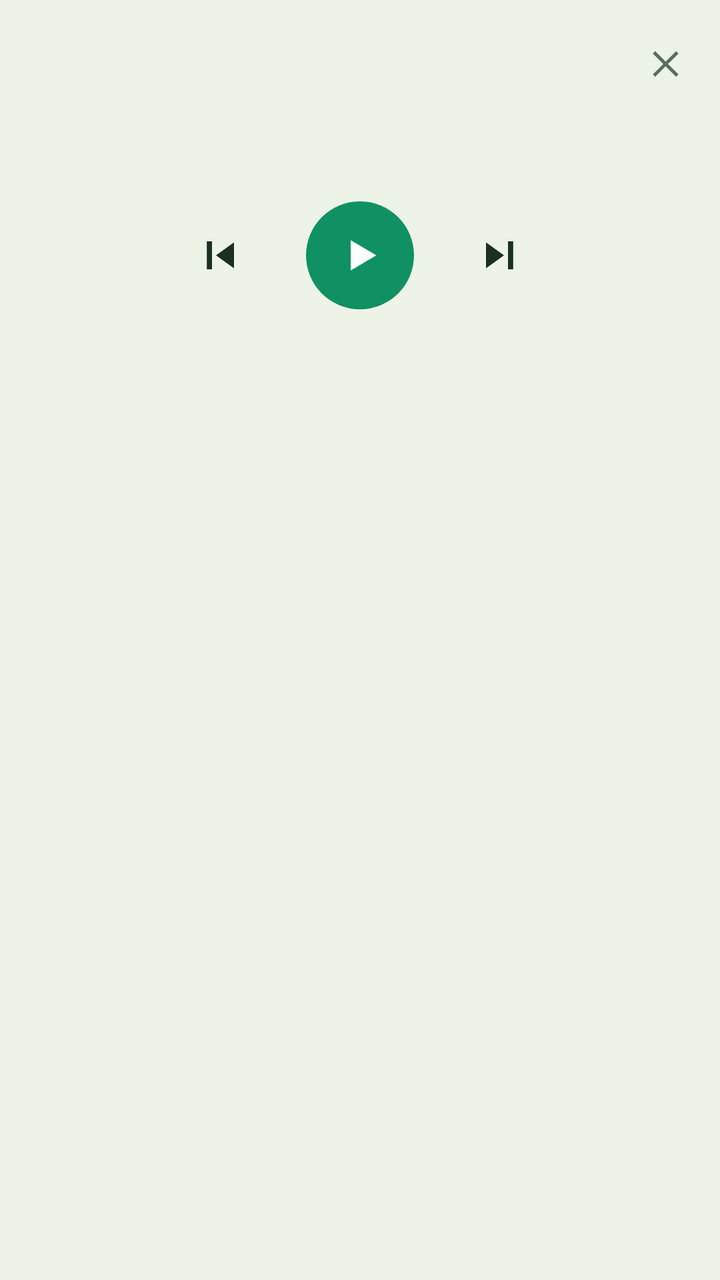
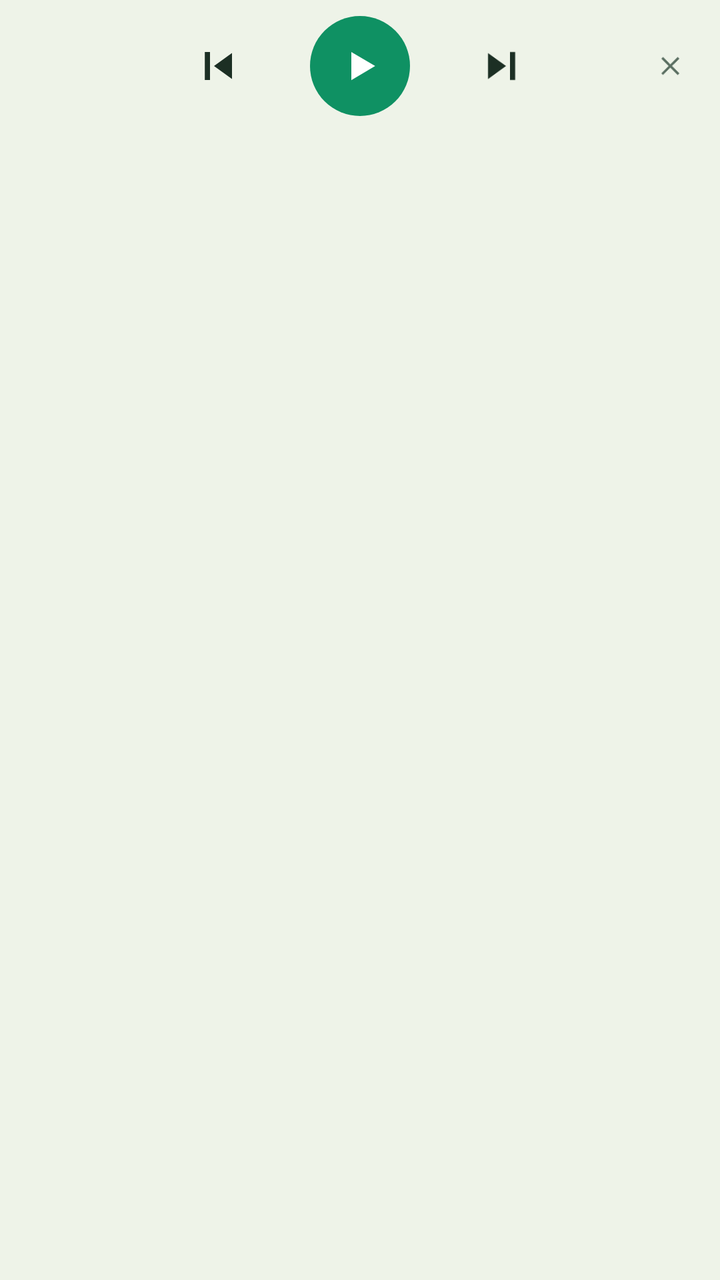

Compare the two renders of this Android layout. The source of the first and the diff that turns it into the second are given below.
<!-- AndroidManifest.xml: application theme AppTheme -->
<!-- res/layout/notification_player.xml -->
<?xml version="1.0" encoding="utf-8"?>
<LinearLayout xmlns:android="http://schemas.android.com/apk/res/android"
    android:id="@+id/notif_root"
    android:layout_width="match_parent"
    android:layout_height="wrap_content"
    android:orientation="vertical"
    android:background="#EEF3E8"
    android:paddingTop="10dp"
    android:paddingBottom="8dp">

    
    <LinearLayout
        android:layout_width="match_parent"
        android:layout_height="wrap_content"
        android:orientation="horizontal"
        android:gravity="center_vertical"
        android:paddingStart="12dp"
        android:paddingEnd="10dp">

        <ImageView
            android:id="@+id/notif_thumb"
            android:layout_width="44dp"
            android:layout_height="44dp"
            android:scaleType="centerCrop"
            android:contentDescription="@null" />

        <LinearLayout
            android:layout_width="0dp"
            android:layout_height="wrap_content"
            android:layout_weight="1"
            android:orientation="vertical"
            android:paddingStart="10dp"
            android:paddingEnd="6dp">

            <TextView
                android:id="@+id/notif_title"
                android:layout_width="match_parent"
                android:layout_height="wrap_content"
                android:maxLines="1"
                android:ellipsize="end"
                android:textColor="#1C2F24"
                android:textSize="14sp"
                android:textStyle="bold" />

            <TextView
                android:id="@+id/notif_artist"
                android:layout_width="match_parent"
                android:layout_height="wrap_content"
                android:maxLines="1"
                android:ellipsize="end"
                android:textColor="#5A6E61"
                android:textSize="12sp" />
        </LinearLayout>

        <ImageView
            android:id="@+id/notif_close"
            android:layout_width="32dp"
            android:layout_height="32dp"
            android:padding="6dp"
            android:src="@drawable/ic_notif_close"
            android:tint="#5A6E61"
            android:contentDescription="Band karein" />
    </LinearLayout>

    
    <FrameLayout
        android:layout_width="match_parent"
        android:layout_height="22dp"
        android:layout_marginTop="5dp"
        android:layout_marginStart="14dp"
        android:layout_marginEnd="14dp">

        
        <ImageView
            android:id="@+id/notif_seek_static"
            android:layout_width="match_parent"
            android:layout_height="match_parent"
            android:scaleType="fitXY"
            android:visibility="gone"
            android:contentDescription="@null" />

        
        <ViewFlipper
            android:id="@+id/notif_flip"
            android:layout_width="match_parent"
            android:layout_height="match_parent"
            android:autoStart="true"
            android:flipInterval="140"
            android:inAnimation="@null"
            android:outAnimation="@null">

            <ImageView
                android:id="@+id/notif_seek_a"
                android:layout_width="match_parent"
                android:layout_height="match_parent"
                android:scaleType="fitXY"
                android:contentDescription="@null" />

            <ImageView
                android:id="@+id/notif_seek_b"
                android:layout_width="match_parent"
                android:layout_height="match_parent"
                android:scaleType="fitXY"
                android:contentDescription="@null" />

            <ImageView
                android:id="@+id/notif_seek_c"
                android:layout_width="match_parent"
                android:layout_height="match_parent"
                android:scaleType="fitXY"
                android:contentDescription="@null" />
        </ViewFlipper>
    </FrameLayout>

    
    <LinearLayout
        android:layout_width="match_parent"
        android:layout_height="wrap_content"
        android:orientation="horizontal"
        android:layout_marginTop="2dp"
        android:paddingStart="16dp"
        android:paddingEnd="16dp">

        <TextView
            android:id="@+id/notif_pos"
            android:layout_width="0dp"
            android:layout_height="wrap_content"
            android:layout_weight="1"
            android:textColor="#5A6E61"
            android:textSize="10sp" />

        <TextView
            android:id="@+id/notif_dur"
            android:layout_width="wrap_content"
            android:layout_height="wrap_content"
            android:textColor="#5A6E61"
            android:textSize="10sp" />
    </LinearLayout>

    
    <LinearLayout
        android:layout_width="match_parent"
        android:layout_height="wrap_content"
        android:orientation="horizontal"
        android:gravity="center"
        android:layout_marginTop="4dp">

        <ImageView
            android:id="@+id/notif_prev"
            android:layout_width="46dp"
            android:layout_height="46dp"
            android:padding="11dp"
            android:src="@drawable/ic_notif_prev"
            android:tint="#1C2F24"
            android:contentDescription="Pichla kalam" />

        <ImageView
            android:id="@+id/notif_toggle"
            android:layout_width="54dp"
            android:layout_height="54dp"
            android:padding="13dp"
            android:layout_marginStart="20dp"
            android:layout_marginEnd="20dp"
            android:src="@drawable/ic_notif_play"
            android:tint="#FFFFFF"
            android:background="@drawable/notif_toggle_bg"
            android:contentDescription="Play / Pause" />

        <ImageView
            android:id="@+id/notif_next"
            android:layout_width="46dp"
            android:layout_height="46dp"
            android:padding="11dp"
            android:src="@drawable/ic_notif_next"
            android:tint="#1C2F24"
            android:contentDescription="Agla kalam" />
    </LinearLayout>
</LinearLayout>
<!-- resources referenced by this layout -->
<resources>
  <!-- drawable ic_notif_close (drawable) -->
  <?xml version="1.0" encoding="utf-8"?>
  <vector xmlns:android="http://schemas.android.com/apk/res/android"
      android:width="24dp"
      android:height="24dp"
      android:viewportWidth="24"
      android:viewportHeight="24">
      <path
          android:fillColor="#FFFFFFFF"
          android:pathData="M18.3,5.71L12,12L18.3,18.29L16.89,19.7L10.59,13.41L4.3,19.7L2.89,18.29L9.18,12L2.89,5.71L4.3,4.29L10.59,10.59L16.89,4.29Z" />
  </vector>
  <!-- drawable ic_notif_next (drawable) -->
  <?xml version="1.0" encoding="utf-8"?>
  <vector xmlns:android="http://schemas.android.com/apk/res/android"
      android:width="24dp"
      android:height="24dp"
      android:viewportWidth="24"
      android:viewportHeight="24">
      <path
          android:fillColor="#FFFFFFFF"
          android:pathData="M5,5.5L14,12L5,18.5Z" />
      <path
          android:fillColor="#FFFFFFFF"
          android:pathData="M16,5H18.6V19H16Z" />
  </vector>
  <!-- drawable ic_notif_play (drawable) -->
  <?xml version="1.0" encoding="utf-8"?>
  <vector xmlns:android="http://schemas.android.com/apk/res/android"
      android:width="24dp"
      android:height="24dp"
      android:viewportWidth="24"
      android:viewportHeight="24">
      <path
          android:fillColor="#FFFFFFFF"
          android:pathData="M8,5.5L8,18.5L19,12Z" />
  </vector>
  <!-- drawable ic_notif_prev (drawable) -->
  <?xml version="1.0" encoding="utf-8"?>
  <vector xmlns:android="http://schemas.android.com/apk/res/android"
      android:width="24dp"
      android:height="24dp"
      android:viewportWidth="24"
      android:viewportHeight="24">
      <path
          android:fillColor="#FFFFFFFF"
          android:pathData="M19,5.5L10,12L19,18.5Z" />
      <path
          android:fillColor="#FFFFFFFF"
          android:pathData="M5.4,5H8V19H5.4Z" />
  </vector>
  <!-- drawable notif_toggle_bg (drawable) -->
  <?xml version="1.0" encoding="utf-8"?>
  <shape xmlns:android="http://schemas.android.com/apk/res/android"
      android:shape="oval">
      <solid android:color="#0F9163" />
  </shape>
  <style name="AppTheme" parent="Theme.AppCompat.Light.DarkActionBar">
          
          <item name="colorPrimary">@color/colorPrimary</item>
          <item name="colorPrimaryDark">@color/colorPrimaryDark</item>
          <item name="colorAccent">@color/colorAccent</item>
      </style>
</resources>

<!-- the commit's change to res/layout/notification_player.xml (unified diff, before → after) -->
@@ -5,174 +5,90 @@
     android:layout_height="wrap_content"
     android:orientation="vertical"
     android:background="#EEF3E8"
-    android:paddingTop="10dp"
-    android:paddingBottom="8dp">
+    android:paddingTop="8dp"
+    android:paddingBottom="10dp">
 
     
-    <LinearLayout
+    <FrameLayout
         android:layout_width="match_parent"
-        android:layout_height="wrap_content"
-        android:orientation="horizontal"
-        android:gravity="center_vertical"
-        android:paddingStart="12dp"
-        android:paddingEnd="10dp">
-
-        <ImageView
-            android:id="@+id/notif_thumb"
-            android:layout_width="44dp"
-            android:layout_height="44dp"
-            android:scaleType="centerCrop"
-            android:contentDescription="@null" />
+        android:layout_height="wrap_content">
 
         <LinearLayout
-            android:layout_width="0dp"
+            android:layout_width="wrap_content"
             android:layout_height="wrap_content"
-            android:layout_weight="1"
-            android:orientation="vertical"
-            android:paddingStart="10dp"
-            android:paddingEnd="6dp">
+            android:layout_gravity="center_horizontal"
+            android:orientation="horizontal"
+            android:gravity="center_vertical">
 
-            <TextView
-                android:id="@+id/notif_title"
-                android:layout_width="match_parent"
-                android:layout_height="wrap_content"
-                android:maxLines="1"
-                android:ellipsize="end"
-                android:textColor="#1C2F24"
-                android:textSize="14sp"
-                android:textStyle="bold" />
+            <ImageView
+                android:id="@+id/notif_prev"
+                android:layout_width="44dp"
+                android:layout_height="44dp"
+                android:padding="10dp"
+                android:src="@drawable/ic_notif_prev"
+                android:tint="#1C2F24"
+                android:contentDescription="Pichla kalam" />
 
-            <TextView
-                android:id="@+id/notif_artist"
-                android:layout_width="match_parent"
-                android:layout_height="wrap_content"
-                android:maxLines="1"
-                android:ellipsize="end"
-                android:textColor="#5A6E61"
-                android:textSize="12sp" />
+            <ImageView
+                android:id="@+id/notif_toggle"
+                android:layout_width="50dp"
+                android:layout_height="50dp"
+                android:padding="12dp"
+                android:layout_marginStart="24dp"
+                android:layout_marginEnd="24dp"
+                android:src="@drawable/ic_notif_play"
+                android:tint="#FFFFFF"
+                android:background="@drawable/notif_toggle_bg"
+                android:contentDescription="Play / Pause" />
+
+            <ImageView
+                android:id="@+id/notif_next"
+                android:layout_width="44dp"
+                android:layout_height="44dp"
+                android:padding="10dp"
+                android:src="@drawable/ic_notif_next"
+                android:tint="#1C2F24"
+                android:contentDescription="Agla kalam" />
         </LinearLayout>
 
         <ImageView
             android:id="@+id/notif_close"
-            android:layout_width="32dp"
-            android:layout_height="32dp"
-            android:padding="6dp"
+            android:layout_width="28dp"
+            android:layout_height="28dp"
+            android:layout_gravity="end|center_vertical"
+            android:layout_marginEnd="10dp"
+            android:padding="7dp"
             android:src="@drawable/ic_notif_close"
             android:tint="#5A6E61"
             android:contentDescription="Band karein" />
-    </LinearLayout>
-
-    
-    <FrameLayout
-        android:layout_width="match_parent"
-        android:layout_height="22dp"
-        android:layout_marginTop="5dp"
-        android:layout_marginStart="14dp"
-        android:layout_marginEnd="14dp">
-
-        
-        <ImageView
-            android:id="@+id/notif_seek_static"
-            android:layout_width="match_parent"
-            android:layout_height="match_parent"
-            android:scaleType="fitXY"
-            android:visibility="gone"
-            android:contentDescription="@null" />
-
-        
-        <ViewFlipper
-            android:id="@+id/notif_flip"
-            android:layout_width="match_parent"
-            android:layout_height="match_parent"
-            android:autoStart="true"
-            android:flipInterval="140"
-            android:inAnimation="@null"
-            android:outAnimation="@null">
-
-            <ImageView
-                android:id="@+id/notif_seek_a"
-                android:layout_width="match_parent"
-                android:layout_height="match_parent"
-                android:scaleType="fitXY"
-                android:contentDescription="@null" />
-
-            <ImageView
-                android:id="@+id/notif_seek_b"
-                android:layout_width="match_parent"
-                android:layout_height="match_parent"
-                android:scaleType="fitXY"
-                android:contentDescription="@null" />
-
-            <ImageView
-                android:id="@+id/notif_seek_c"
-                android:layout_width="match_parent"
-                android:layout_height="match_parent"
-                android:scaleType="fitXY"
-                android:contentDescription="@null" />
-        </ViewFlipper>
     </FrameLayout>
 
     
-    <LinearLayout
+    <TextView
+        android:id="@+id/notif_title"
         android:layout_width="match_parent"
         android:layout_height="wrap_content"
-        android:orientation="horizontal"
-        android:layout_marginTop="2dp"
-        android:paddingStart="16dp"
-        android:paddingEnd="16dp">
-
-        <TextView
-            android:id="@+id/notif_pos"
-            android:layout_width="0dp"
-            android:layout_height="wrap_content"
-            android:layout_weight="1"
-            android:textColor="#5A6E61"
-            android:textSize="10sp" />
-
-        <TextView
-            android:id="@+id/notif_dur"
-            android:layout_width="wrap_content"
-            android:layout_height="wrap_content"
-            android:textColor="#5A6E61"
-            android:textSize="10sp" />
-    </LinearLayout>
+        android:layout_marginTop="6dp"
+        android:paddingStart="14dp"
+        android:paddingEnd="14dp"
+        android:gravity="center"
+        android:maxLines="1"
+        android:ellipsize="end"
+        android:textColor="#1C2F24"
+        android:textSize="13sp"
+        android:textStyle="bold" />
 
     
-    <LinearLayout
+    <TextView
+        android:id="@+id/notif_artist"
         android:layout_width="match_parent"
         android:layout_height="wrap_content"
-        android:orientation="horizontal"
+        android:layout_marginTop="2dp"
+        android:paddingStart="14dp"
+        android:paddingEnd="14dp"
         android:gravity="center"
-        android:layout_marginTop="4dp">
-
-        <ImageView
-            android:id="@+id/notif_prev"
-            android:layout_width="46dp"
-            android:layout_height="46dp"
-            android:padding="11dp"
-            android:src="@drawable/ic_notif_prev"
-            android:tint="#1C2F24"
-            android:contentDescription="Pichla kalam" />
-
-        <ImageView
-            android:id="@+id/notif_toggle"
-            android:layout_width="54dp"
-            android:layout_height="54dp"
-            android:padding="13dp"
-            android:layout_marginStart="20dp"
-            android:layout_marginEnd="20dp"
-            android:src="@drawable/ic_notif_play"
-            android:tint="#FFFFFF"
-            android:background="@drawable/notif_toggle_bg"
-            android:contentDescription="Play / Pause" />
-
-        <ImageView
-            android:id="@+id/notif_next"
-            android:layout_width="46dp"
-            android:layout_height="46dp"
-            android:padding="11dp"
-            android:src="@drawable/ic_notif_next"
-            android:tint="#1C2F24"
-            android:contentDescription="Agla kalam" />
-    </LinearLayout>
+        android:maxLines="1"
+        android:ellipsize="end"
+        android:textColor="#5A6E61"
+        android:textSize="11sp" />
 </LinearLayout>
